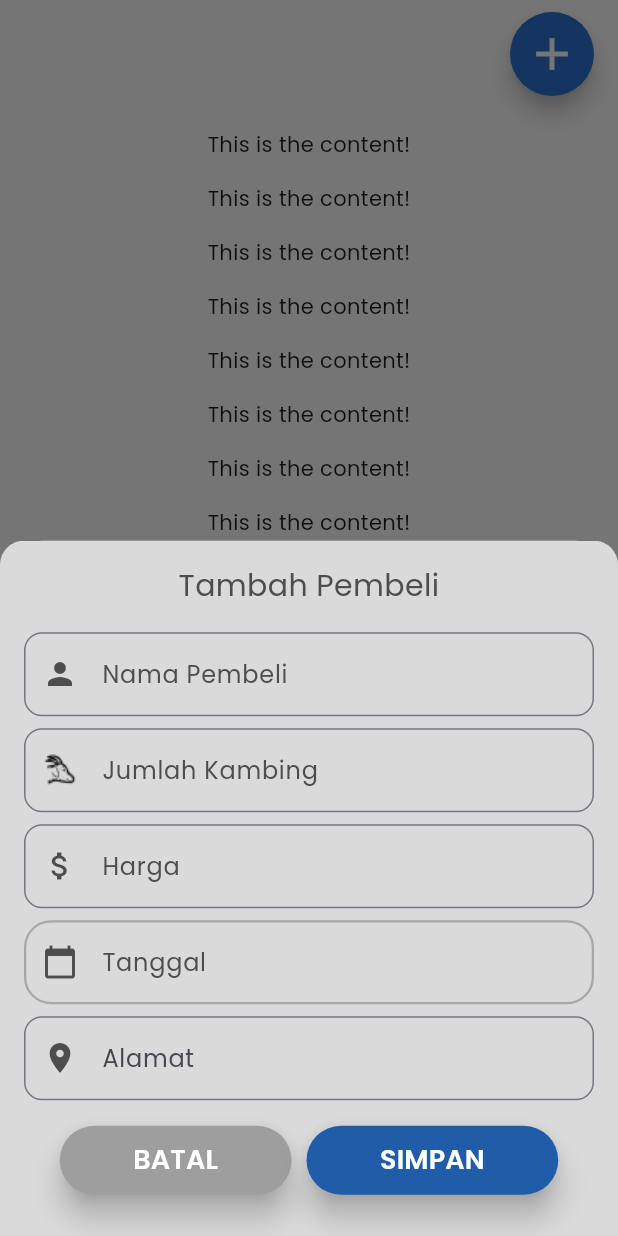
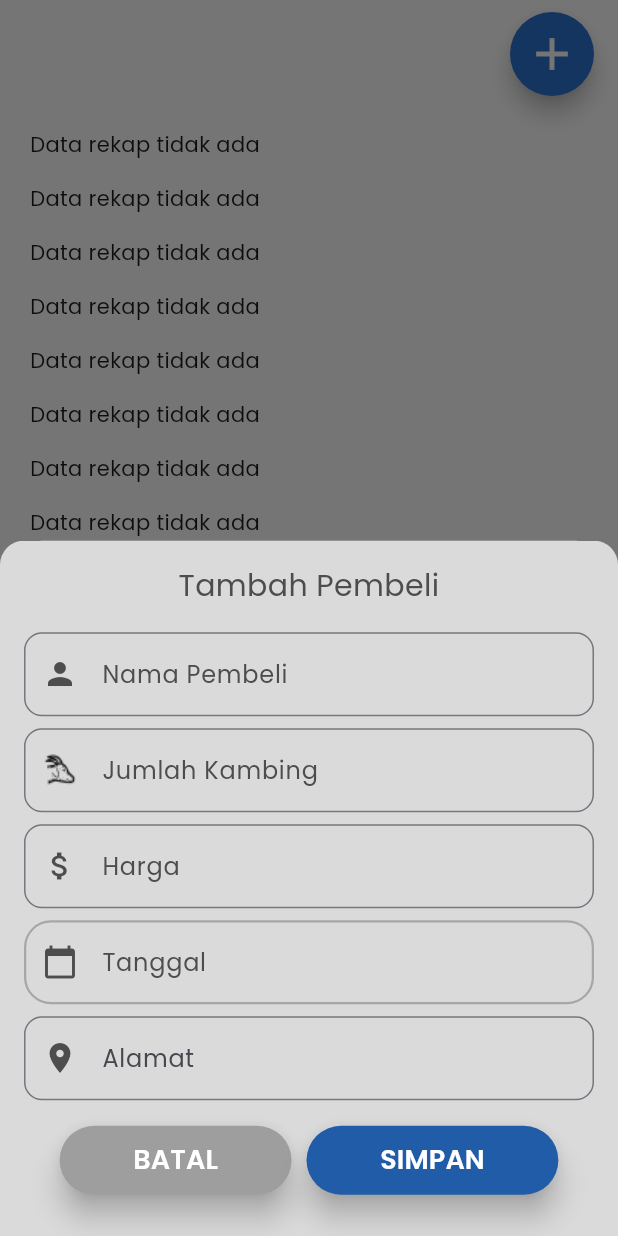
Before and after one commit to Dimasnotfound/godus_mvvm_providers, a Flutter app: the RekapScreen screen opened by its route, after a tap on the "add" icon, on a phone screen of 412 x 824 dp. Run offline on Flutter 3.47's test engine with Material 3 defaults, Android fonts, the phone set to English and light mode, and no system bars; our stand-ins replace animated_notch_bottom_bar, geocoding, google_fonts, google_maps_flutter, shared_preferences, sqflite and 1 more; missing offline and left inert: flutter_expanded_tile; accounts and stored records are empty.

Commit message:
rekap month

```diff
--- a/lib/data/database/dbhelper.dart
+++ b/lib/data/database/dbhelper.dart
@@ -322,4 +322,18 @@ class DatabaseHelper {
 
     return result.isNotEmpty;
   }
+
+  Future<List<Rekap>> getDataByMonth(int month) async {
+    final db = await database;
+
+    // Format bulan dengan angka menjadi dua digit, misalnya 01 untuk Januari
+    String formattedMonth = month.toString().padLeft(2, '0');
+
+    final List<Map<String, dynamic>> result = await db.rawQuery('''
+    SELECT * FROM rekap
+    WHERE SUBSTR(tanggal_pengantaran, 4, 2) = ?
+  ''', ['$formattedMonth']);
+
+    return result.map((item) => Rekap.fromMap(item)).toList();
+  }
 }
--- a/lib/models/rekap.dart
+++ b/lib/models/rekap.dart
@@ -19,6 +19,21 @@ class Rekap {
     this.harga,
   });
 
+  // Method factory untuk membuat objek Rekap dari Map
+  factory Rekap.fromMap(Map<String, dynamic> map) {
+    return Rekap(
+      id: map['id_rekap'],
+      idAlamatPembeli: map['FK_id_alamat_pembeli'],
+      idStatusPengantaran: map['FK_status_pengantaran'],
+      namaPembeli: map['nama_pembeli'],
+      tanggalPengantaran:
+          DateFormat('dd-MM-yyyy').parse(map['tanggal_pengantaran']),
+      jumlahKambing: map['jumlah_kambing'],
+      harga: map['harga'],
+    );
+  }
+
+  // Method untuk mengubah objek Rekap menjadi Map
   Map<String, dynamic> toMap() {
     // Format tanggal menjadi string sebelum dimasukkan ke dalam map
     String formattedDate =
--- a/lib/view/rekap_screen.dart
+++ b/lib/view/rekap_screen.dart
@@ -1,9 +1,12 @@
+// ignore_for_file: use_build_context_synchronously
+
 import 'package:flutter/material.dart';
 import 'package:flutter_expanded_tile/flutter_expanded_tile.dart';
 import 'package:intl/intl.dart';
 import 'package:godus/viewModel/rekap_view_model.dart';
 import 'package:provider/provider.dart';
 import 'package:godus/utils/utils.dart';
+import 'package:godus/models/rekap.dart';
 
 class RekapScreen extends StatefulWidget {
   const RekapScreen({super.key});
@@ -13,13 +16,14 @@ class RekapScreen extends StatefulWidget {
 }
 
 class _RekapScreenState extends State<RekapScreen> {
-  late ExpandedTileController _controller;
+  late List<ExpandedTileController> _controllers;
   // TextEditingController _dateController = TextEditingController();
 
   @override
   void initState() {
     // initialize controller
-    _controller = ExpandedTileController(isExpanded: false);
+    _controllers =
+        List.generate(12, (index) => ExpandedTileController(isExpanded: false));
     super.initState();
   }
 
@@ -42,33 +46,101 @@ class _RekapScreenState extends State<RekapScreen> {
                   Padding(
                     padding: const EdgeInsets.only(bottom: 16.0),
                     child: ExpandedTile(
-                      controller: _controller,
+                      controller: _controllers[i - 1],
                       trailing: const Icon(
                         Icons.chevron_right,
                         color: Colors.white,
                       ),
                       theme: const ExpandedTileThemeData(
-                        headerColor: Color.fromARGB(255, 44, 116, 209),
+                        headerColor: Color.fromARGB(255, 39, 95, 168),
                         headerRadius: 24.0,
                         headerPadding: EdgeInsets.all(22.0),
                         headerSplashColor: Color(0xFF215CA8),
-                        contentBackgroundColor: Colors.blue,
+                        contentBackgroundColor:
+                            Color.fromARGB(255, 44, 116, 209),
                         contentPadding: EdgeInsets.all(24.0),
                         contentRadius: 12.0,
                       ),
-                      title: Text(
-                        "Bulan $i",
-                        style: const TextStyle(
-                          color: Colors.white,
-                          fontSize: 18,
-                          fontWeight: FontWeight.bold,
+                      title: Container(
+                        alignment: Alignment.center,
+                        child: Text(
+                          DateFormat('MMMM', 'id_ID')
+                              .format(DateTime(2022, i))
+                              .toUpperCase(),
+                          style: const TextStyle(
+                            color: Colors.white,
+                            fontSize: 20,
+                            fontWeight: FontWeight.bold,
+                          ),
                         ),
                       ),
-                      content: Container(
-                        color: Colors.transparent,
-                        child: const Center(
-                          child: Text("This is the content!"),
-                        ),
+                      content: FutureBuilder<List<Rekap>>(
+                        future: viewModel.getDataByMonth(i),
+                        builder: (context, snapshot) {
+                          if (snapshot.connectionState ==
+                              ConnectionState.waiting) {
+                            return const CircularProgressIndicator();
+                          } else if (snapshot.hasError) {
+                            return Text("Error: ${snapshot.error}");
+                          } else if (snapshot.data!.isEmpty) {
+                            return const Text("Data rekap tidak ada");
+                          } else {
+                            return DataTable(
+                              columns: const [
+                                DataColumn(
+                                    label: Text('No',
+                                        style: TextStyle(
+                                            fontSize: 13,
+                                            color: Colors.white))),
+                                DataColumn(
+                                    label: Text('Nama',
+                                        style: TextStyle(
+                                            fontSize: 13,
+                                            color: Colors.white))),
+                                DataColumn(
+                                    label: Text('Harga',
+                                        style: TextStyle(
+                                            fontSize: 13,
+                                            color: Colors.white))),
+                                DataColumn(
+                                    label: Text('Status',
+                                        style: TextStyle(
+                                            fontSize: 13,
+                                            color: Colors.white))),
+                              ],
+                              rows: snapshot.data!.map((rekap) {
+                                int index = 0;
+                                return DataRow(
+                                  cells: [
+                                    DataCell(Text(
+                                      (++index).toString(),
+                                      style: const TextStyle(
+                                        fontSize: 13,
+                                        color: Colors.white,
+                                      ),
+                                    )),
+                                    DataCell(Text(rekap.namaPembeli!,
+                                        style: const TextStyle(
+                                            fontSize: 13,
+                                            color: Colors.white))),
+                                    DataCell(Text(
+                                        rekap.harga != null
+                                            ? 'Rp${NumberFormat.decimalPattern().format(rekap.harga!)}'
+                                            : '',
+                                        style: const TextStyle(
+                                            fontSize: 13,
+                                            color: Colors.white))),
+                                    DataCell(Text(
+                                        rekap.idStatusPengantaran.toString(),
+                                        style: const TextStyle(
+                                            fontSize: 13,
+                                            color: Colors.white))),
+                                  ],
+                                );
+                              }).toList(),
+                            );
+                          }
+                        },
                       ),
                       onTap: () {
                         debugPrint("tapped!!");
@@ -128,7 +200,7 @@ class _RekapScreenState extends State<RekapScreen> {
           ),
         ),
         padding: const EdgeInsets.all(16.0),
-        height: screenHeight * 0.576,
+        height: screenHeight * 0.776,
         child: Column(
           crossAxisAlignment: CrossAxisAlignment.stretch,
           children: <Widget>[
@@ -307,10 +379,10 @@ class _RekapScreenState extends State<RekapScreen> {
                     backgroundColor: Colors.grey,
                     elevation: 8,
                   ),
-                  child: const Padding(
-                    padding:
-                        EdgeInsets.symmetric(vertical: 10.0, horizontal: 25.0),
-                    child: Text(
+                  child: Padding(
+                    padding: EdgeInsets.symmetric(
+                        vertical: 10.0, horizontal: screenWidth * 0.060772727),
+                    child: const Text(
                       'BATAL',
                       style: TextStyle(
                         color: Color(0xFFFFFFFF),
@@ -338,18 +410,19 @@ class _RekapScreenState extends State<RekapScreen> {
                       // Semua field terisi, maka dapat melanjutkan
                       await viewModel.simpanPembeli(context);
                       viewModel.clearAllControllers();
-                      Navigator.pop(
-                          context); // Tutup dialog setelah mendapatkan lat-long
+                      Navigator.pop(context);
+                      setState(
+                          () {}); // Tutup dialog setelah mendapatkan lat-long
                     }
                   },
                   style: ElevatedButton.styleFrom(
                     backgroundColor: const Color(0xFF215CA8),
                     elevation: 8,
                   ),
-                  child: const Padding(
-                    padding:
-                        EdgeInsets.symmetric(vertical: 10.0, horizontal: 25.0),
-                    child: Text(
+                  child: Padding(
+                    padding: EdgeInsets.symmetric(
+                        vertical: 10.0, horizontal: screenWidth * 0.060772727),
+                    child: const Text(
                       'SIMPAN',
                       style: TextStyle(
                         color: Color(0xFFFFFFFF),
@@ -389,6 +462,8 @@ class _RekapScreenState extends State<RekapScreen> {
 
   void _showAlamatWidget(BuildContext context) {
     final viewModel = Provider.of<RekapViewModel>(context, listen: false);
+    double screenWidth = MediaQuery.of(context).size.width;
+    double screenHeight = MediaQuery.of(context).size.height;
 
     showDialog(
       context: context,
@@ -426,7 +501,7 @@ class _RekapScreenState extends State<RekapScreen> {
                   buildTextField(viewModel.kabupatenController, "Kabupaten"),
                   const SizedBox(height: 10),
                   Row(
-                    mainAxisAlignment: MainAxisAlignment.end,
+                    mainAxisAlignment: MainAxisAlignment.center,
                     children: [
                       ElevatedButton(
                         onPressed: () {
@@ -437,14 +512,15 @@ class _RekapScreenState extends State<RekapScreen> {
                           backgroundColor: Colors.grey,
                           elevation: 8,
                         ),
-                        child: const Padding(
+                        child: Padding(
                           padding: EdgeInsets.symmetric(
-                              vertical: 10.0, horizontal: 15.0),
+                              vertical: screenHeight * 0.011547619,
+                              horizontal: screenWidth * 0.0265),
                           child: Text(
                             'BATAL',
                             style: TextStyle(
-                              color: Color(0xFFFFFFFF),
-                              fontSize: 18,
+                              color: const Color(0xFFFFFFFF),
+                              fontSize: screenWidth * 0.0337,
                               fontFamily: 'Poppins',
                               fontWeight: FontWeight.w600,
                             ),
@@ -481,14 +557,15 @@ class _RekapScreenState extends State<RekapScreen> {
                           backgroundColor: const Color(0xFF215CA8),
                           elevation: 8,
                         ),
-                        child: const Padding(
+                        child: Padding(
                           padding: EdgeInsets.symmetric(
-                              vertical: 10.0, horizontal: 15.0),
+                              vertical: screenHeight * 0.011547619,
+                              horizontal: screenWidth * 0.0265),
                           child: Text(
                             'SIMPAN',
                             style: TextStyle(
-                              color: Color(0xFFFFFFFF),
-                              fontSize: 18,
+                              color: const Color(0xFFFFFFFF),
+                              fontSize: screenWidth * 0.0337,
                               fontFamily: 'Poppins',
                               fontWeight: FontWeight.w600,
                             ),
--- a/lib/view/splash_screen.dart
+++ b/lib/view/splash_screen.dart
@@ -52,7 +52,7 @@ class _SplashScreenState extends State<SplashScreen> {
                 style: ButtonStyle(
                   elevation: MaterialStateProperty.all<double>(8),
                   backgroundColor:
-                      MaterialStateProperty.all<Color>(const Color(0xFFD9D9D9)),
+                      MaterialStateProperty.all<Color>(const Color(0xFFFFFFFF)),
                 ),
                 onPressed: () {
                   // print(screenWidth);
--- a/lib/viewModel/rekap_view_model.dart
+++ b/lib/viewModel/rekap_view_model.dart
@@ -186,4 +186,12 @@ class RekapViewModel with ChangeNotifier {
 
     // Buat method-method lain sesuai kebutuhan aplikasi Anda
   }
+
+  Future<List<Rekap>> getDataByMonth(int month) async {
+    final dbHelper = DatabaseHelper();
+    final dataByMonth = await dbHelper.getDataByMonth(month);
+    print(dataByMonth);
+
+    return dataByMonth;
+  }
 }
```
Also changed, not shown: lib/main.dart (+8 -2 lines), lib/view/init_alamat_screen.dart (+7 -6 lines), lib/view/login_screen.dart (+8 -7 lines).
